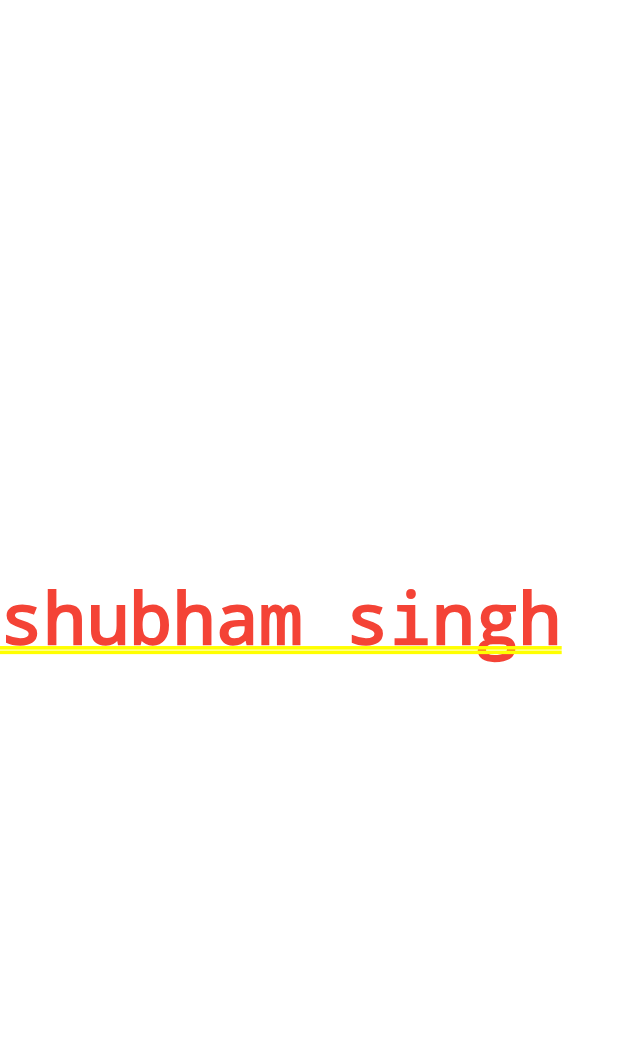
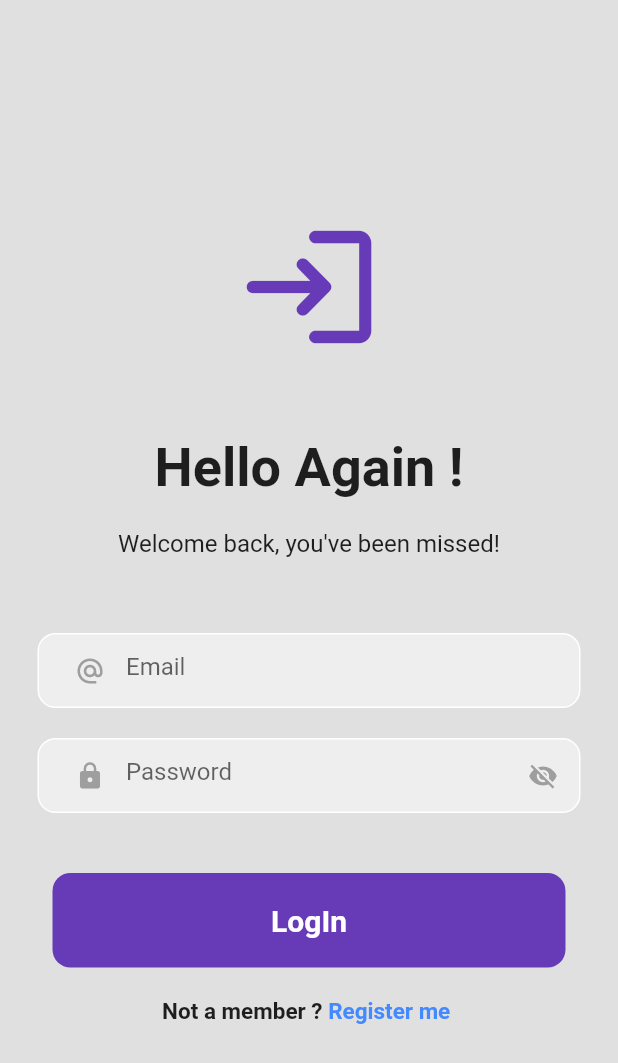
Before and after one commit to shubhamsingh74/Minimal-Login, a Flutter app: the screen it shows after launch, on a phone screen of 412 x 824 dp. Shown: the top 1063 px of the screen. Run offline on Flutter 3.47's test engine with Material 2 defaults, Android fonts, the phone set to English and light mode, and no system bars.

Commit message:
Login Page

```diff
--- /dev/null
+++ b/lib/login_page.dart
@@ -0,0 +1,139 @@
+import 'package:flutter/material.dart';
+
+class LoginPage extends StatefulWidget {
+  const LoginPage({Key? key}) : super(key: key);
+
+  @override
+  State<LoginPage> createState() => _LoginPageState();
+}
+
+class _LoginPageState extends State<LoginPage> {
+  @override
+  Widget build(BuildContext context) {
+    return Scaffold(
+      resizeToAvoidBottomInset: true,
+      backgroundColor: Colors.grey.shade300,
+      body: SafeArea(
+        child: Center(
+          child: Column(
+            mainAxisAlignment: MainAxisAlignment.center,
+            children: [
+              const Icon(
+                Icons.login_rounded,
+                size: 100,
+                color: Colors.deepPurple,
+              ),
+              const SizedBox(
+                height: 50,
+              ),
+
+              //Hello again
+              const Text(
+                'Hello Again !',
+                style: TextStyle(fontWeight: FontWeight.bold, fontSize: 36),
+              ),
+              const SizedBox(
+                height: 20,
+              ),
+              const Text(
+                'Welcome back, you\'ve been missed!',
+                style: TextStyle(fontSize: 16),
+              ),
+              const SizedBox(
+                height: 40,
+              ),
+              //username Textfield
+              Container(
+                margin:
+                    const EdgeInsets.symmetric(horizontal: 25, vertical: 10),
+                padding: const EdgeInsets.only(left: 10),
+                decoration: BoxDecoration(
+                    color: Colors.grey.shade200,
+                    border: Border.all(color: Colors.white),
+                    borderRadius: BorderRadius.circular(12)),
+                child: const TextField(
+                  decoration: InputDecoration(
+                    hintText: 'Email',
+                    prefixIcon: Icon(
+                      Icons.alternate_email,
+                      color: Colors.grey,
+                      size: 20,
+                    ),
+                    border: InputBorder.none,
+                  ),
+                ),
+              ),
+              //password textfield
+              Container(
+                margin:
+                    const EdgeInsets.symmetric(horizontal: 25, vertical: 10),
+                padding: const EdgeInsets.only(left: 10),
+                decoration: BoxDecoration(
+                    color: Colors.grey.shade200,
+                    border: Border.all(color: Colors.white),
+                    borderRadius: BorderRadius.circular(12)),
+                child: const TextField(
+                  obscureText: true,
+                  keyboardType: TextInputType.number,
+                  decoration: InputDecoration(
+                    hintText: 'Password',
+                    prefixIcon: Icon(
+                      Icons.lock,
+                      color: Colors.grey,
+                      size: 20,
+                    ),
+                    suffixIcon: Icon(
+                      Icons.visibility_off,
+                      color: Colors.grey,
+                      size: 20,
+                    ),
+                    border: InputBorder.none,
+                  ),
+                ),
+              ),
+              //signin button
+
+              Container(
+                margin: const EdgeInsets.only(
+                    left: 35, right: 35, top: 30, bottom: 20),
+                padding: const EdgeInsets.all(20),
+                decoration: BoxDecoration(
+                  borderRadius: BorderRadius.circular(12),
+                  color: Colors.deepPurple,
+                ),
+                child: const Center(
+                  child: Text(
+                    'LogIn',
+                    style: TextStyle(
+                        color: Colors.white,
+                        fontSize: 20,
+                        fontWeight: FontWeight.bold),
+                  ),
+                ),
+              ),
+
+              //not a member? register now
+
+              Row(
+                mainAxisAlignment: MainAxisAlignment.center,
+                children: const [
+                  Text(
+                    'Not a member ?',
+                    style: TextStyle(fontWeight: FontWeight.bold, fontSize: 15),
+                  ),
+                  Text(
+                    ' Register me ',
+                    style: TextStyle(
+                        fontSize: 15,
+                        fontWeight: FontWeight.bold,
+                        color: Colors.blueAccent),
+                  )
+                ],
+              )
+            ],
+          ),
+        ),
+      ),
+    );
+  }
+}
--- a/lib/main.dart
+++ b/lib/main.dart
@@ -1,4 +1,6 @@
 import 'package:flutter/material.dart';
+
+import 'login_page.dart';
 
 void main() {
   runApp(const MyApp());
@@ -10,17 +12,12 @@ class MyApp extends StatelessWidget {
   @override
   Widget build(BuildContext context) {
     return MaterialApp(
-      title: 'Flutter Demo',
+      debugShowCheckedModeBanner: false,
+      title: 'Minimal Login',
       theme: ThemeData(
         primarySwatch: Colors.blue,
       ),
-      home: Container(
-          color: Colors.white,
-          child: const Center(
-              child: Text(
-            'shubham singh  ',
-            style: TextStyle(color: Colors.red),
-          ))),
+      home: const LoginPage(),
     );
   }
 }
```
